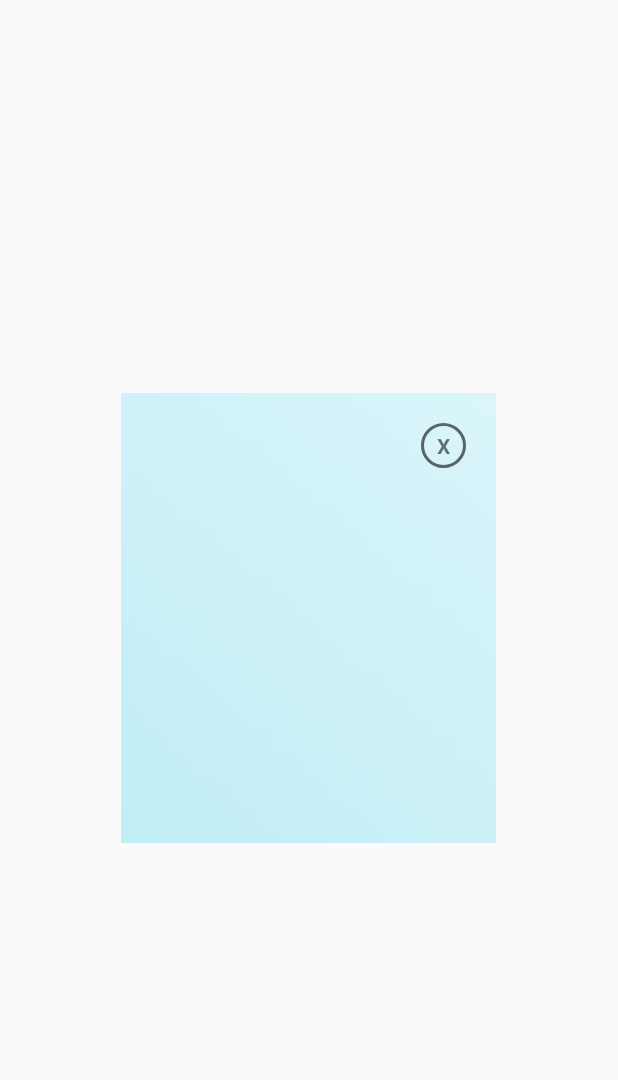
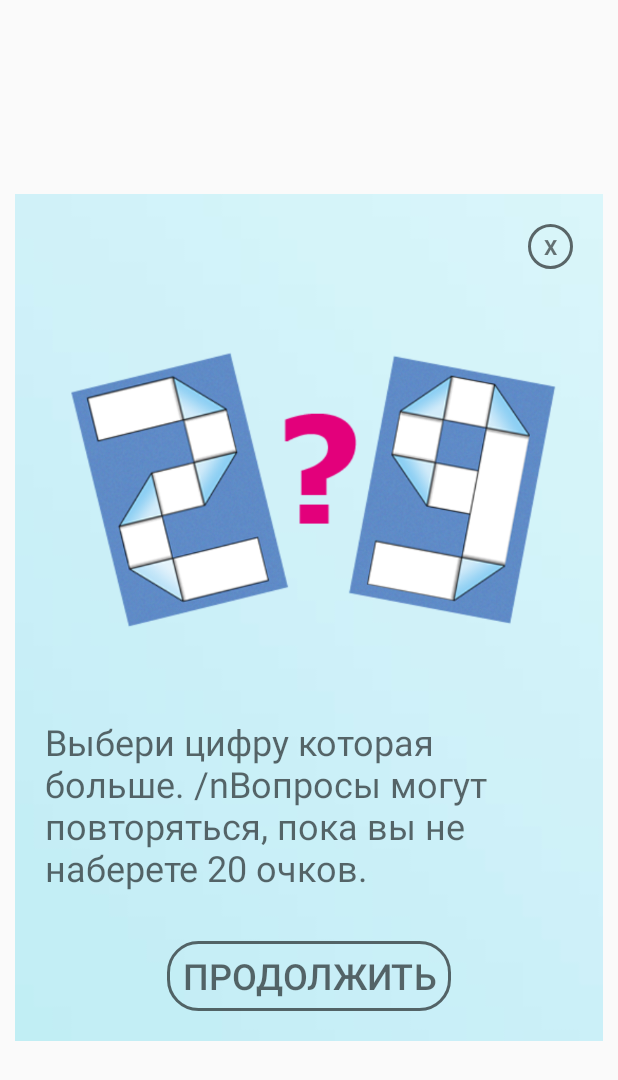
Before and after one commit to antonprog888/Quiz, an Android app: the layout previewdialog.xml on its own in the app's theme, with its tools: preview values and no code run, on a phone screen of 412 x 824 dp. Shown: the top 1080 px of the screen. Run offline under Robolectric (Android 15) with nearby library versions, the phone set to English and light mode, and no system bars.

Commit message:
level twenty one 21

```diff
--- a/app/src/main/res/layout/previewdialog.xml
+++ b/app/src/main/res/layout/previewdialog.xml
@@ -25,8 +25,39 @@
             android:background="@drawable/button_stroke_black95_press_white"
             android:layout_gravity="end"
             >
-
         </TextView>
+        <ImageView
+            android:layout_width="match_parent"
+            android:layout_height="0dp"
+            android:id="@+id/previewimgone"
+            android:src="@drawable/priviewimgone"
+            android:layout_weight="60"
+            android:layout_marginTop="10dp"/>
+        <TextView
+            android:layout_width="wrap_content"
+            android:layout_height="0dp"
+            android:id="@+id/textdescription"
+            android:text="@string/levelone"
+            android:layout_weight="30"
+            android:textColor="@color/black95"
+            android:textSize="24sp"
+            android:layout_marginTop="10dp"
+            />
+        <Button
+            android:layout_width="wrap_content"
+            android:layout_height="0dp"
+            android:id="@+id/btncontinue"
+            android:background="@drawable/button_stroke_black95_press_white"
+            android:layout_weight="10"
+            android:text="@string/textconinue"
+            android:textColor="@color/black95"
+            android:paddingLeft="10dp"
+            android:paddingRight="10dp"
+            android:textAllCaps="true"
+            android:textSize="24sp"
+            android:layout_marginTop="10dp"
+            >
+        </Button>
 
     </LinearLayout>
 
--- /dev/null
+++ b/app/src/main/res/values/descriptionlevels.xml
@@ -0,0 +1,4 @@
+<?xml version="1.0" encoding="utf-8"?>
+<resources>
+    <string name="levelone">Выбери цифру которая больше. /nВопросы могут повторяться, пока вы не наберете 20 очков. </string>
+</resources>
--- a/app/src/main/res/values/strings.xml
+++ b/app/src/main/res/values/strings.xml
@@ -3,4 +3,5 @@
     <string name="start">Начать</string>
     <string name="back">Назад</string>
     <string name="level">Уровень:</string>
+    <string name="textconinue">Продолжить</string>
 </resources>
```
